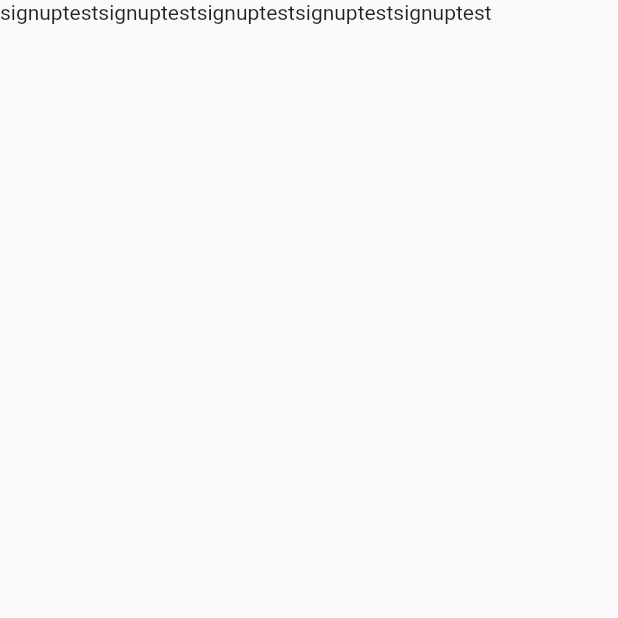
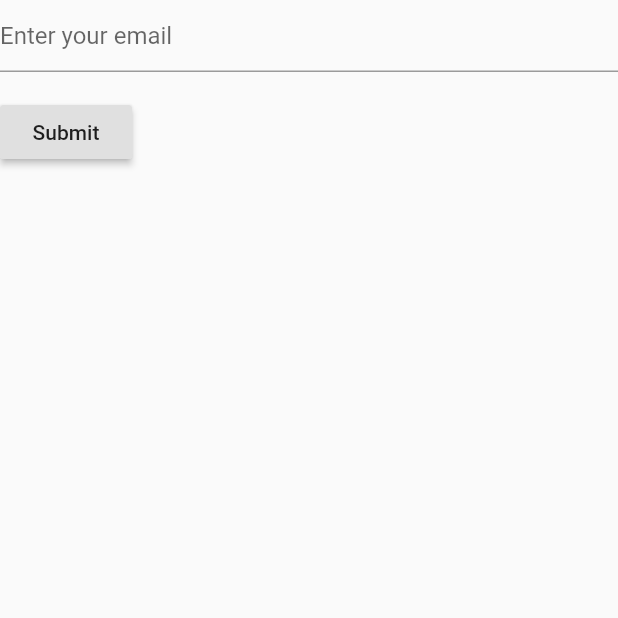
Before and after one commit to TokyoYoshida/glossary_app, a Flutter app: the MySignup screen opened by its route, on a phone screen of 412 x 824 dp, the top half of it. Run offline on Flutter 3.47's test engine with Material 2 defaults, Android fonts, the phone set to English and light mode, and no system bars; our stand-ins replace flutter_login; missing offline and left inert: amazon_cognito_identity_dart; accounts and stored records are empty.

Commit message:
Signupフォームを作った

```diff
--- a/lib/view/auth_view.dart
+++ b/lib/view/auth_view.dart
@@ -65,7 +65,9 @@ class LoginScreen extends StatelessWidget {
 
   String extractErrorMessage(String original) {
     final exp = RegExp(r'message: (.*)');
-    var list = exp?.allMatches(original).map((match) => match.group(1)).toList();
+    var list = exp?.allMatches(original)
+        .map((match) => match.group(1))
+        .toList();
     if (list.length == 1) {
       return list[0];
     }
@@ -114,12 +116,45 @@ class MyAuthTest extends StatelessWidget {
   }
 }
 
+final _formKey = GlobalKey<FormState>();
+
 class MySignup extends StatelessWidget {
   // This widget is the root of your application.
   @override
   Widget build(BuildContext context) {
     return new Scaffold(
-        body: Text("signuptestsignuptestsignuptestsignuptestsignuptest")
+        body: Form(
+          key: _formKey,
+          child: Column(
+            crossAxisAlignment: CrossAxisAlignment.start,
+            children: <Widget>[
+              TextFormField(
+                decoration: const InputDecoration(
+                  hintText: 'Enter your email',
+                ),
+                validator: (value) {
+                  if (value.isEmpty) {
+                    return 'Please enter some text';
+                  }
+                  return null;
+                },
+              ),
+              Padding(
+                padding: const EdgeInsets.symmetric(vertical: 16.0),
+                child: RaisedButton(
+                  onPressed: () {
+                    // Validate will return true if the form is valid, or false if
+                    // the form is invalid.
+                    if (_formKey.currentState.validate()) {
+                      // Process data.
+                    }
+                  },
+                  child: Text('Submit'),
+                ),
+              ),
+            ],
+          ),
+        )
     );
   }
 }
```
Lines whose indentation alone changed are shown as unchanged.
